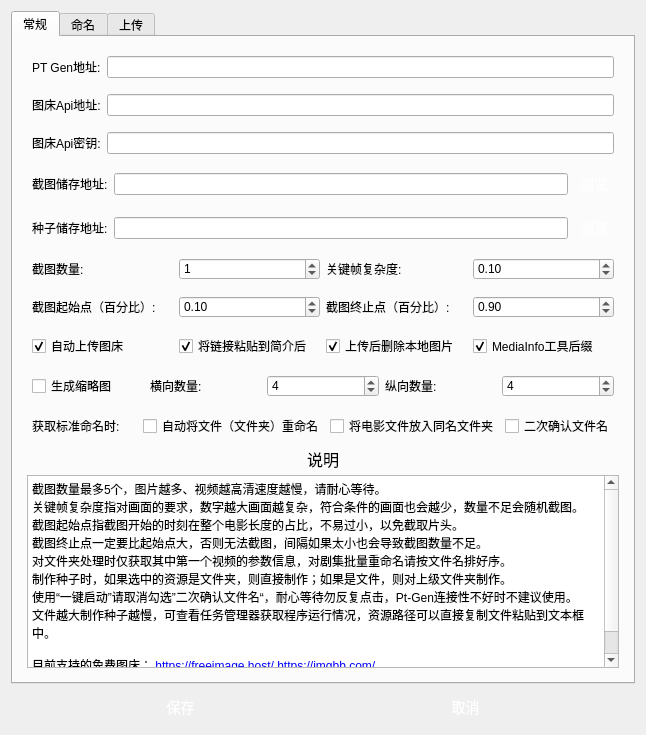
publish-helper/publish-helper, file ph-bjd/ui/settings.ui: the form before one commit.
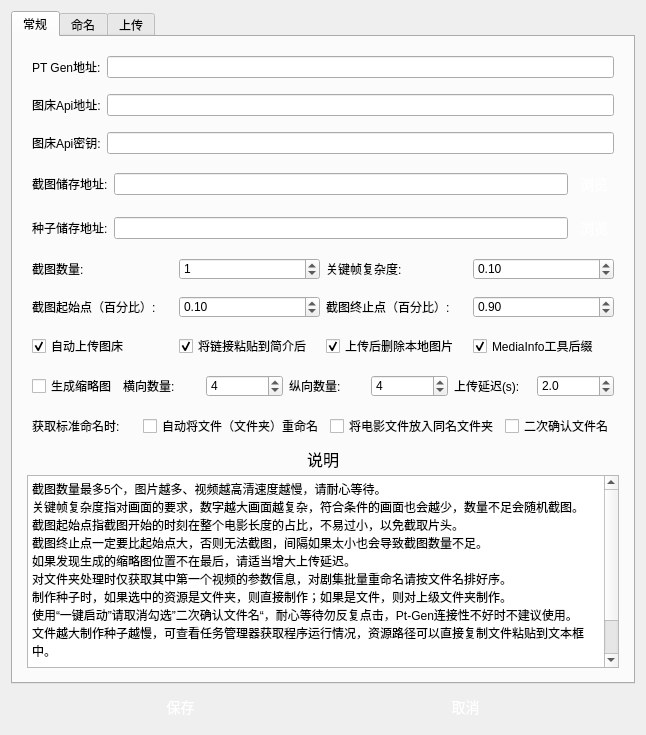
The form after the commit.

Commit message: 优化了命名对于特殊字符的处理，标题的“:”“(”“)”等符号不再会丢失。优化了缩略图位置的问题，可根据实际情况自行调整。计划开始开发Api功能。

Patch:
```diff
--- a/ph-bjd/ui/settings.ui
+++ b/ph-bjd/ui/settings.ui
@@ -1173,6 +1173,79 @@
              </property>
             </widget>
            </item>
+           <item>
+            <widget class="QLabel" name="label_31">
+             <property name="styleSheet">
+              <string>QPushButton {
+    display: inline-block;
+    padding: 5px 5px;
+    font-size: 16px;
+    cursor: pointer;
+    text-align: center;
+    text-decoration: none;
+    outline: none;
+    color:#fff;
+    background-color: #559e24;
+    border: none;
+    border-radius: 15px;
+    box-shadow: 0 9px #999;
+}
+
+QPushButton:hover {
+background-color: #4a8821;
+}
+
+QPushButton:pressed {
+    background-color: #3c6f1b;
+}
+</string>
+             </property>
+             <property name="text">
+              <string>上传延迟(s):</string>
+             </property>
+            </widget>
+           </item>
+           <item>
+            <widget class="QDoubleSpinBox" name="delay">
+             <property name="styleSheet">
+              <string>QPushButton {
+    display: inline-block;
+    padding: 5px 5px;
+    font-size: 16px;
+    cursor: pointer;
+    text-align: center;
+    text-decoration: none;
+    outline: none;
+    color:#fff;
+    background-color: #559e24;
+    border: none;
+    border-radius: 15px;
+    box-shadow: 0 9px #999;
+}
+
+QPushButton:hover {
+background-color: #4a8821;
+}
+
+QPushButton:pressed {
+    background-color: #3c6f1b;
+}
+</string>
+             </property>
+             <property name="decimals">
+              <number>1</number>
+             </property>
+             <property name="maximum">
+              <double>10.000000000000000</double>
+             </property>
+             <property name="singleStep">
+              <double>0.100000000000000</double>
+             </property>
+             <property name="value">
+              <double>2.000000000000000</double>
+             </property>
+            </widget>
+           </item>
           </layout>
          </item>
          <item>
@@ -1363,6 +1436,7 @@
 &lt;p style=&quot; margin-top:0px; margin-bottom:0px; margin-left:0px; margin-right:0px; -qt-block-indent:0; text-indent:0px;&quot;&gt;关键帧复杂度指对画面的要求，数字越大画面越复杂，符合条件的画面也会越少，数量不足会随机截图。&lt;/p&gt;
 &lt;p style=&quot; margin-top:0px; margin-bottom:0px; margin-left:0px; margin-right:0px; -qt-block-indent:0; text-indent:0px;&quot;&gt;截图起始点指截图开始的时刻在整个电影长度的占比，不易过小，以免截取片头。&lt;/p&gt;
 &lt;p style=&quot; margin-top:0px; margin-bottom:0px; margin-left:0px; margin-right:0px; -qt-block-indent:0; text-indent:0px;&quot;&gt;截图终止点一定要比起始点大，否则无法截图，间隔如果太小也会导致截图数量不足。&lt;/p&gt;
+&lt;p style=&quot; margin-top:0px; margin-bottom:0px; margin-left:0px; margin-right:0px; -qt-block-indent:0; text-indent:0px;&quot;&gt;如果发现生成的缩略图位置不在最后，请适当增大上传延迟。&lt;/p&gt;
 &lt;p style=&quot; margin-top:0px; margin-bottom:0px; margin-left:0px; margin-right:0px; -qt-block-indent:0; text-indent:0px;&quot;&gt;对文件夹处理时仅获取其中第一个视频的参数信息，对剧集批量重命名请按文件名排好序。&lt;/p&gt;
 &lt;p style=&quot; margin-top:0px; margin-bottom:0px; margin-left:0px; margin-right:0px; -qt-block-indent:0; text-indent:0px;&quot;&gt;制作种子时，如果选中的资源是文件夹，则直接制作；如果是文件，则对上级文件夹制作。&lt;/p&gt;
 &lt;p style=&quot; margin-top:0px; margin-bottom:0px; margin-left:0px; margin-right:0px; -qt-block-indent:0; text-indent:0px;&quot;&gt;使用“一键启动”请取消勾选”二次确认文件名“，耐心等待勿反复点击，Pt-Gen连接性不好时不建议使用。&lt;/p&gt;
```
The commit also changes 5 other files.
